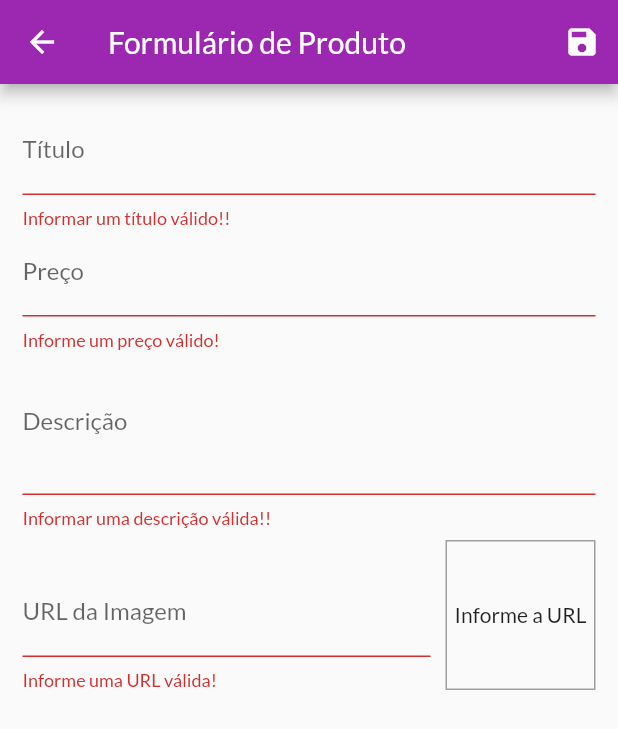
After one commit to kaduCisneiros/shop, a Flutter app: the ProductFormScreen screen opened by its route, after a tap on the "save" icon, on a phone screen of 412 x 824 dp. The commit adds this screen. Shown: the top 729 px of the screen. Run offline on Flutter 3.47's test engine with Material 2 defaults, Android fonts, the phone set to English and light mode, and no system bars; network calls fail.

Commit message:
form de produto e http
implantação de form e inicio do http

```diff
--- a/lib/main.dart
+++ b/lib/main.dart
@@ -6,6 +6,8 @@ import 'views/product_detail_screen.dart';
 import 'views/products_overview_screen.dart';
 import 'views/cart_screen.dart';
 import 'views/orders_screen.dart';
+import 'views/products_screen.dart';
+import 'views/products_form_screen.dart';
 
 import 'providers/products.dart';
 import 'providers/cart.dart';
@@ -40,6 +42,8 @@ class MyApp extends StatelessWidget {
           AppRoutes.PRODUCT_DETAIL: (ctx) => ProductDetailScreen(),
           AppRoutes.CART: (ctx) => CartScreen(),
           AppRoutes.ORDERS: (ctx) => OrdersScreen(),
+          AppRoutes.PRODUCTS: (ctx) => ProductsScreen(),
+          AppRoutes.PRODUCT_FORM: (ctx) => ProductFormScreen(),
         },
       ),
     );
--- a/lib/providers/product.dart
+++ b/lib/providers/product.dart
@@ -9,7 +9,7 @@ class Product with ChangeNotifier {
   bool isFavorite;
 
   Product({
-    @required this.id,
+    this.id,
     @required this.title,
     @required this.description,
     @required this.price,
--- a/lib/utils/app_routes.dart
+++ b/lib/utils/app_routes.dart
@@ -3,4 +3,6 @@ class AppRoutes {
   static const PRODUCT_DETAIL = '/product-detail';
   static const CART = '/cart';
   static const ORDERS = '/orders';
+  static const PRODUCTS = '/products';
+  static const PRODUCT_FORM = '/product-form';
 }
--- a/lib/views/cart_screen.dart
+++ b/lib/views/cart_screen.dart
@@ -30,7 +30,7 @@ class CartScreen extends StatelessWidget {
                   SizedBox(width: 10),
                   Chip(
                     label: Text(
-                      'R\$ ${cart.totalAmount}',
+                      'R\$ ${cart.totalAmount.toStringAsFixed(2)}',
                       style: TextStyle(
                         color: Theme.of(context).primaryTextTheme.title.color,
                       ),
--- /dev/null
+++ b/lib/views/products_form_screen.dart
@@ -0,0 +1,251 @@
+import 'dart:math';
+
+import 'package:flutter/material.dart';
+import 'package:provider/provider.dart';
+import '../providers/product.dart';
+import '../providers/products.dart';
+
+class ProductFormScreen extends StatefulWidget {
+  @override
+  _ProductFormScreenState createState() => _ProductFormScreenState();
+}
+
+class _ProductFormScreenState extends State<ProductFormScreen> {
+  final _priceFocusNode = FocusNode();
+  final _descriptionFocusNode = FocusNode();
+  final _imageURLFocusNode = FocusNode();
+  final _imageURLController = TextEditingController();
+  final _form = GlobalKey<FormState>();
+  final _formData = Map<String, Object>();
+  bool _isLoading = false;
+
+  @override
+  void initState() {
+    super.initState();
+    _imageURLFocusNode.addListener(_updateImage);
+  }
+
+  @override
+  void didChangeDependencies() {
+    super.didChangeDependencies();
+
+    if (_formData.isEmpty) {
+      final product = ModalRoute.of(context).settings.arguments as Product;
+
+      if (product != null) {
+        _formData['id'] = product.id;
+        _formData['title'] = product.title;
+        _formData['description'] = product.description;
+        _formData['price'] = product.price;
+        _formData['imageUrl'] = product.imageUrl;
+
+        _imageURLController.text = _formData['imageUrl'];
+      } else {
+        _formData['price'] = '';
+      }
+    }
+  }
+
+  void _updateImage() {
+    if (isValidImageUrl(_imageURLController.text)) {
+      setState(() {});
+    }
+  }
+
+  bool isValidImageUrl(String url) {
+    bool startWithHttp = url.toLowerCase().startsWith('http://');
+    bool startWithHttps = url.toLowerCase().startsWith('https://');
+    bool endWithPng = url.toLowerCase().endsWith('.png');
+    bool endWithJpg = url.toLowerCase().endsWith('.jpg');
+    bool endWithJpeg = url.toLowerCase().endsWith('.jpeg');
+    return (startWithHttp || startWithHttps) &&
+        (endWithJpeg || endWithJpg || endWithJpeg);
+  }
+
+  @override
+  void dispose() {
+    super.dispose();
+    _priceFocusNode.dispose();
+    _descriptionFocusNode.dispose();
+    _imageURLFocusNode.removeListener(_updateImage);
+    _imageURLFocusNode.dispose();
+  }
+
+  void _saveForm() {
+    var isValid = _form.currentState.validate();
+
+    if (!isValid) {
+      return;
+    }
+
+    _form.currentState.save();
+
+    final product = Product(
+      id: _formData['id'],
+      title: _formData['title'],
+      price: _formData['price'],
+      description: _formData['description'],
+      imageUrl: _formData['imageUrl'],
+    );
+
+    setState(() {
+      _isLoading = true;
+    });
+
+    final products = Provider.of<Products>(context, listen: false);
+    if (_formData['id'] == null) {
+      products.addProduct(product).then((_) {
+        setState(() {
+          _isLoading = false;
+        });
+        Navigator.of(context).pop();
+      });
+    } else {
+      products.updateProduct(product);
+      setState(() {
+        _isLoading = false;
+      });
+      Navigator.of(context).pop();
+    }
+  }
+
+  @override
+  Widget build(BuildContext context) {
+    return Scaffold(
+      appBar: AppBar(
+        title: Text('Formulário de Produto'),
+        actions: [
+          IconButton(
+            icon: Icon(Icons.save),
+            onPressed: () {
+              _saveForm();
+            },
+          ),
+        ],
+      ),
+      body: _isLoading
+          ? Center(
+              child: CircularProgressIndicator(),
+            )
+          : Padding(
+              padding: const EdgeInsets.all(15.0),
+              child: Form(
+                key: _form,
+                child: ListView(
+                  children: [
+                    TextFormField(
+                      initialValue: _formData['title'],
+                      decoration: InputDecoration(labelText: 'Título'),
+                      textInputAction: TextInputAction.next,
+                      onFieldSubmitted: (_) {
+                        FocusScope.of(context).requestFocus(_priceFocusNode);
+                      },
+                      onSaved: (value) => _formData['title'] = value,
+                      validator: (value) {
+                        if (value.trim().isEmpty) {
+                          return 'Informar um título válido!!';
+                        }
+                        if (value.trim().length < 3) {
+                          return 'Informar um título com no mínimo 3 letras';
+                        }
+                        return null;
+                      },
+                    ),
+                    TextFormField(
+                      initialValue: _formData['price'].toString(),
+                      decoration: InputDecoration(labelText: 'Preço'),
+                      textInputAction: TextInputAction.next,
+                      focusNode: _priceFocusNode,
+                      keyboardType: TextInputType.numberWithOptions(
+                        decimal: true,
+                      ),
+                      onFieldSubmitted: (_) {
+                        FocusScope.of(context)
+                            .requestFocus(_descriptionFocusNode);
+                      },
+                      onSaved: (value) =>
+                          _formData['price'] = double.parse(value),
+                      validator: (value) {
+                        bool isEmpty = value.trim().isEmpty;
+                        var newPrice = double.tryParse(value);
+                        bool isInvalid = newPrice == null || newPrice <= 0;
+                        if (isEmpty || isInvalid) {
+                          return 'Informe um preço válido!';
+                        }
+                        return null;
+                      },
+                    ),
+                    TextFormField(
+                      initialValue: _formData['description'],
+                      decoration: InputDecoration(labelText: 'Descrição'),
+                      focusNode: _descriptionFocusNode,
+                      maxLines: 3,
+                      keyboardType: TextInputType.multiline,
+                      onSaved: (value) => _formData['description'] = value,
+                      validator: (value) {
+                        if (value.trim().isEmpty) {
+                          return 'Informar uma descrição válida!!';
+                        }
+                        if (value.trim().length < 10) {
+                          return 'Informar uma descrição com no mínimo 10 letras';
+                        }
+                        return null;
+                      },
+                    ),
+                    Row(
+                      crossAxisAlignment: CrossAxisAlignment.end,
+                      children: [
+                        Expanded(
+                          child: TextFormField(
+                            decoration:
+                                InputDecoration(labelText: 'URL da Imagem'),
+                            keyboardType: TextInputType.url,
+                            focusNode: _imageURLFocusNode,
+                            textInputAction: TextInputAction.done,
+                            controller: _imageURLController,
+                            onSaved: (value) => _formData['imageUrl'] = value,
+                            onFieldSubmitted: (_) {
+                              _saveForm();
+                            },
+                            validator: (value) {
+                              bool isEmpty = value.trim().isEmpty;
+                              bool isInvalid = !isValidImageUrl(value);
+                              if (isEmpty || isInvalid) {
+                                return 'Informe uma URL válida!';
+                              }
+                              return null;
+                            },
+                          ),
+                        ),
+                        Container(
+                          height: 100,
+                          width: 100,
+                          margin: EdgeInsets.only(
+                            top: 8,
+                            left: 10,
+                          ),
+                          decoration: BoxDecoration(
+                            border: Border.all(
+                              color: Colors.grey,
+                              width: 1,
+                            ),
+                          ),
+                          alignment: Alignment.center,
+                          child: _imageURLController.text.isEmpty
+                              ? Text('Informe a URL')
+                              : FittedBox(
+                                  child: Image.network(
+                                    _imageURLController.text,
+                                    fit: BoxFit.cover,
+                                  ),
+                                ),
+                        ),
+                      ],
+                    ),
+                  ],
+                ),
+              ),
+            ),
+    );
+  }
+}
--- a/lib/widgets/product_grid.dart
+++ b/lib/widgets/product_grid.dart
@@ -1,6 +1,6 @@
 import 'package:flutter/material.dart';
 import 'package:provider/provider.dart';
-import '../widgets/product_item.dart';
+import 'product_grid_item.dart';
 import '../providers/products.dart';
 
 class ProductGrid extends StatelessWidget {
@@ -18,7 +18,7 @@ class ProductGrid extends StatelessWidget {
       itemCount: products.length,
       itemBuilder: (ctx, i) => ChangeNotifierProvider.value(
         value: products[i],
-        child: ProductItem(),
+        child: ProductGridItem(),
       ),
       gridDelegate: SliverGridDelegateWithFixedCrossAxisCount(
         crossAxisCount: 2,
--- a/pubspec.yaml
+++ b/pubspec.yaml
@@ -21,6 +21,7 @@ dependencies:
     sdk: flutter
   provider: ^4.0.5
   intl: ^0.16.1
+  http: ^0.12.1
 
   # The following adds the Cupertino Icons font to your application.
   # Use with the CupertinoIcons class for iOS style icons.
```
Also changed, not shown: lib/providers/cart.dart (+23 -0 lines), lib/providers/products.dart (+50 -3 lines), lib/views/products_screen.dart (added, +44 -0 lines), lib/widgets/app_drawer.dart (+10 -0 lines), lib/widgets/cart_item_widget.dart (+23 -0 lines), lib/widgets/product_grid_item.dart (added, +66 -0 lines), lib/widgets/product_item.dart (+46 -32 lines), pubspec.lock.
